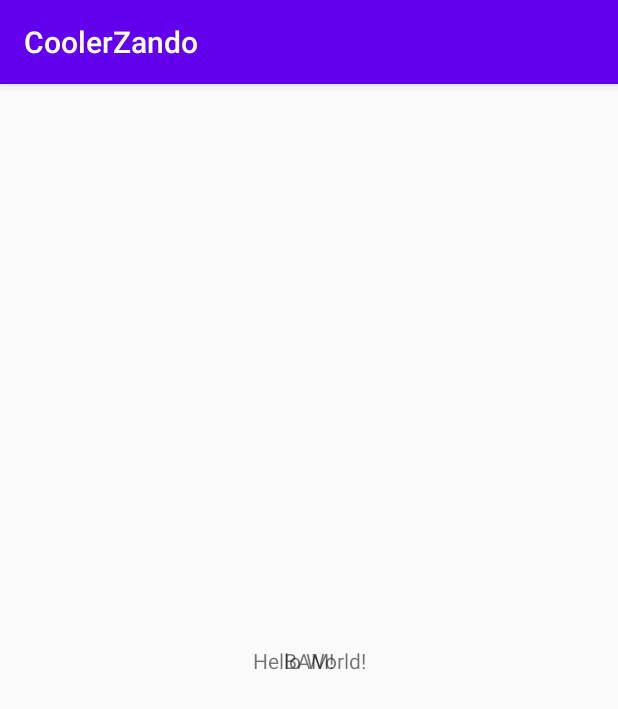
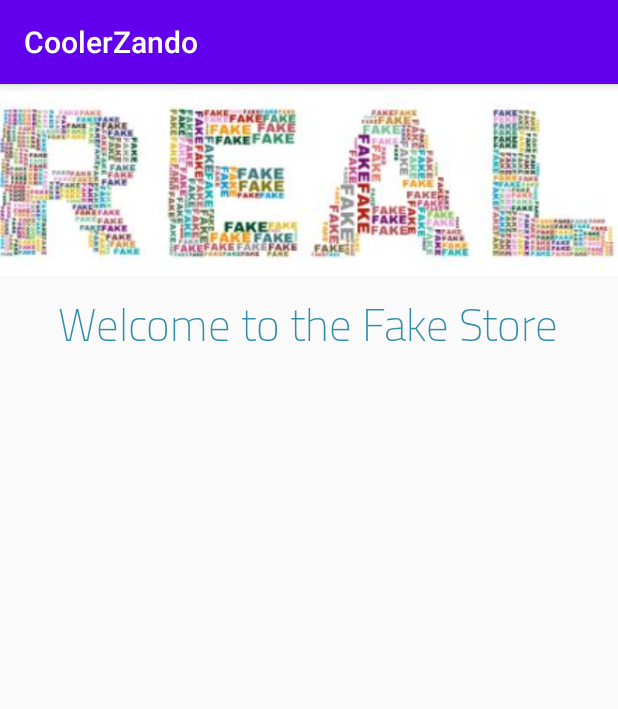
Before and after one commit to OPSVC2020/CoolerZando, an Android app: the screen it shows after launch (MainActivity), on a phone screen of 412 x 824 dp. Shown: the top 709 px of the screen. Run offline under Robolectric (Android 15) with nearby library versions, the phone set to English and light mode, and no system bars.

```diff
--- a/app/src/main/res/layout/activity_main.xml
+++ b/app/src/main/res/layout/activity_main.xml
@@ -1,29 +1,29 @@
 <?xml version="1.0" encoding="utf-8"?>
-<androidx.constraintlayout.widget.ConstraintLayout xmlns:android="http://schemas.android.com/apk/res/android"
+<LinearLayout xmlns:android="http://schemas.android.com/apk/res/android"
     xmlns:app="http://schemas.android.com/apk/res-auto"
     xmlns:tools="http://schemas.android.com/tools"
     android:layout_width="match_parent"
     android:layout_height="match_parent"
+    android:orientation="vertical"
     tools:context=".MainActivity">
 
-    <TextView
+
+    <ImageView
         android:layout_width="wrap_content"
         android:layout_height="wrap_content"
-        android:text="BAM!"
-        app:layout_constraintBottom_toBottomOf="parent"
-        app:layout_constraintLeft_toLeftOf="parent"
-        app:layout_constraintRight_toRightOf="parent"
-        app:layout_constraintTop_toTopOf="parent" />
+        android:layout_gravity="center"
+        android:src="@drawable/realfake"/>
 
-        <TextView
+    <TextView
+        android:id="@+id/tv_logo"
         android:layout_width="wrap_content"
         android:layout_height="wrap_content"
-        android:text="Hello World!"
-        app:layout_constraintBottom_toBottomOf="parent"
-        app:layout_constraintLeft_toLeftOf="parent"
-        app:layout_constraintRight_toRightOf="parent"
-        app:layout_constraintTop_toTopOf="parent" />
+        android:layout_gravity="center"
+        android:text="@string/Logo"
+        android:textColor="@color/logoBlue"
+        android:fontFamily="@font/cairo_extralight"
+
+        android:textSize="30dp" />
 
 
-
-</androidx.constraintlayout.widget.ConstraintLayout>
+</LinearLayout>
--- a/app/src/main/res/values/colors.xml
+++ b/app/src/main/res/values/colors.xml
@@ -3,4 +3,5 @@
     <color name="colorPrimary">#6200EE</color>
     <color name="colorPrimaryDark">#3700B3</color>
     <color name="colorAccent">#03DAC5</color>
+    <color name ="logoBlue">#328da8</color>
 </resources>
--- a/app/src/main/res/values/strings.xml
+++ b/app/src/main/res/values/strings.xml
@@ -1,3 +1,4 @@
 <resources>
     <string name="app_name">CoolerZando</string>
+    <string name ="Logo">Welcome to the Fake Store</string>
 </resources>
```
Also changed, not shown: app/src/main/res/drawable/realfake.JPG (added), app/src/main/res/font/cairo_extralight.ttf (added).
